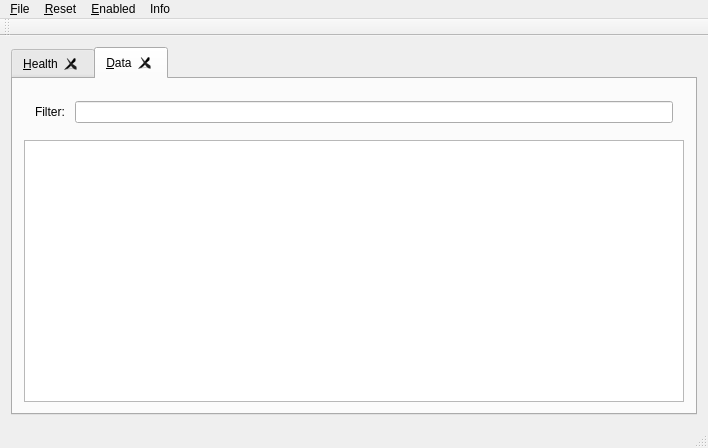
Before: the Qt Designer form Hanse/Framework/mainwindow.ui in iti-luebeck/HANSE2011, drawn with Qt 5.
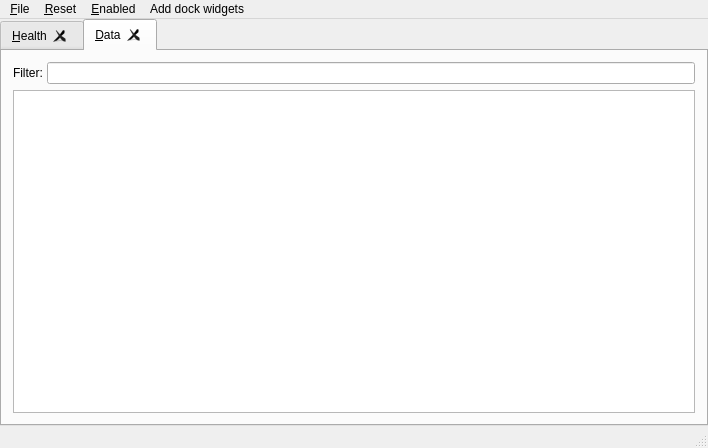
After: the same form once the commit is applied.

Commit message: save state of dock widgets

What changed in the file:
```diff
--- a/Hanse/Framework/mainwindow.ui
+++ b/Hanse/Framework/mainwindow.ui
@@ -15,6 +15,9 @@
   </property>
   <widget class="QWidget" name="centralWidget">
    <layout class="QVBoxLayout" name="verticalLayout_3">
+    <property name="margin">
+     <number>0</number>
+    </property>
     <item>
      <widget class="QTabWidget" name="tabWidget">
       <property name="minimumSize">
@@ -69,6 +72,12 @@
            <property name="fieldGrowthPolicy">
             <enum>QFormLayout::AllNonFixedFieldsGrow</enum>
            </property>
+           <property name="horizontalSpacing">
+            <number>0</number>
+           </property>
+           <property name="margin">
+            <number>0</number>
+           </property>
            <item row="0" column="0">
             <widget class="QLabel" name="label">
              <property name="text">
@@ -142,7 +151,7 @@
    </widget>
    <widget class="QMenu" name="menuInfo">
     <property name="title">
-     <string>Info</string>
+     <string>Add dock widgets</string>
     </property>
     <addaction name="actionNew_window"/>
     <addaction name="actionHealthDockItem"/>
@@ -152,14 +161,6 @@
    <addaction name="menuEnabled"/>
    <addaction name="menuInfo"/>
   </widget>
-  <widget class="QToolBar" name="mainToolBar">
-   <attribute name="toolBarArea">
-    <enum>TopToolBarArea</enum>
-   </attribute>
-   <attribute name="toolBarBreak">
-    <bool>false</bool>
-   </attribute>
-  </widget>
   <widget class="QStatusBar" name="statusBar"/>
   <action name="actionClose">
    <property name="text">
```
Left out of the diff: 4 changed lines with no effect on the pictures. The commit also changes 10 other files.
